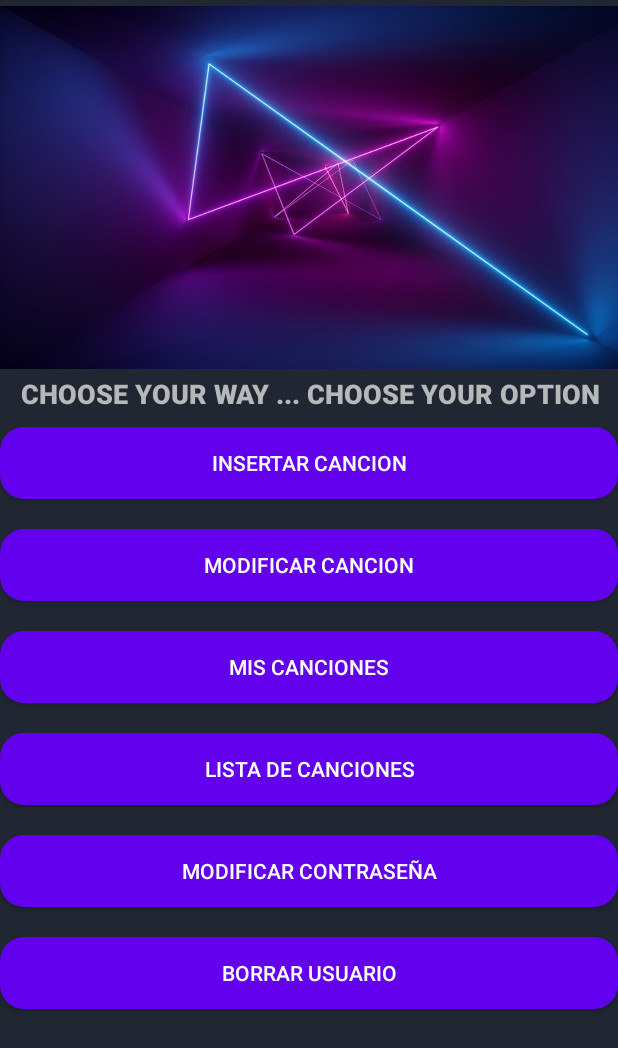
After one commit to oscarbtome/ProyectoMusica, an Android app: the menuUsuario screen opened directly, with no data from a screen before it, on a phone screen of 412 x 824 dp. The commit adds this screen. Shown: the top 1048 px of the screen. Run offline under Robolectric (Android 15) with nearby library versions, the phone set to English and light mode, and no system bars; network calls fail.

Commit message:
Fase 3- Completando operaciones de usuario.

```diff
--- a/app/src/main/AndroidManifest.xml
+++ b/app/src/main/AndroidManifest.xml
@@ -12,7 +12,9 @@
         android:roundIcon="@mipmap/ic_launcher_round"
         android:supportsRtl="true"
         android:theme="@style/Theme.AppCompat.NoActionBar">
-        <activity android:name=".UserMain"></activity>
+        <activity android:name=".listaCanciones"></activity>
+        <activity android:name=".insertarCancion" />
+        <activity android:name=".menuUsuario" />
         <activity android:name=".MainActivity">
             <intent-filter>
                 <action android:name="android.intent.action.MAIN" />
--- a/app/src/main/java/com/example/proyectoappmusica/MainActivity.java
+++ b/app/src/main/java/com/example/proyectoappmusica/MainActivity.java
@@ -3,11 +3,9 @@ package com.example.proyectoappmusica;
 import androidx.annotation.Nullable;
 import androidx.appcompat.app.AppCompatActivity;
 
-import android.content.Context;
 import android.content.Intent;
 import android.content.SharedPreferences;
 import android.os.Bundle;
-import android.os.Parcelable;
 import android.view.View;
 import android.widget.Button;
 import android.widget.CheckBox;
@@ -34,7 +32,6 @@ public class MainActivity extends AppCompatActivity implements Response.ErrorLis
     private CheckBox cbUltimoLogin;
     private CheckBox cbRegistrar;
     private Button btnAccion;
-    private String url;
     private JsonObjectRequest objetoJson;
     private RequestQueue cola;
     private String operacion;
@@ -174,7 +171,7 @@ public class MainActivity extends AppCompatActivity implements Response.ErrorLis
                     if (operacion.equals("ACCEDER")) {
                         try {
                             sessionUserData = new SessionUserData(etNombreUsuario.getText().toString(), md5Encrypt.generator(etPassword.getText().toString()));
-                            Intent intent = new Intent(getApplicationContext(), UserMain.class);
+                            Intent intent = new Intent(getApplicationContext(), menuUsuario.class);
                             intent.putExtra("userSession", sessionUserData);
                             startActivityForResult(intent, 0);
                         } catch (Exception e) {
--- /dev/null
+++ b/app/src/main/java/com/example/proyectoappmusica/menuUsuario.java
@@ -0,0 +1,50 @@
+package com.example.proyectoappmusica;
+
+import androidx.appcompat.app.AppCompatActivity;
+
+import android.content.Intent;
+import android.os.Bundle;
+import android.view.View;
+
+public class menuUsuario extends AppCompatActivity {
+
+    private SessionUserData sessionUserData;
+
+    @Override
+    protected void onCreate(Bundle savedInstanceState) {
+        super.onCreate(savedInstanceState);
+        setContentView(R.layout.activity_menu_usuario);
+        Intent intent = getIntent();
+        sessionUserData = (SessionUserData) intent.getSerializableExtra("userSession");
+    }
+
+    public void insertar (View view){
+        Intent intent = new Intent(getApplicationContext(), insertarCancion.class);
+        intent.putExtra("operacion", "insertar");
+        intent.putExtra("userSession", sessionUserData);
+        startActivity(intent);
+    }
+
+    public void modificar (View view){
+        Intent intent = new Intent(getApplicationContext(), listaCanciones.class);
+        intent.putExtra("operacion", "modificar");
+        intent.putExtra("userSession", sessionUserData);
+        startActivity(intent);
+    }
+
+    public void listaPropia (View view){
+        Intent intent = new Intent(getApplicationContext(), listaCanciones.class);
+        intent.putExtra("operacion", "listar");
+        intent.putExtra("userSession", sessionUserData);
+        startActivity(intent);
+    }
+
+
+    public void listaGeneral (View view){
+        Intent intent = new Intent(getApplicationContext(), listaCanciones.class);
+        intent.putExtra("operacion", "listar");
+        intent.putExtra("userSession", sessionUserData);
+        startActivity(intent);
+    }
+
+}
--- a/app/src/main/res/layout/activity_main.xml
+++ b/app/src/main/res/layout/activity_main.xml
@@ -11,7 +11,7 @@
     <ImageView
         android:id="@+id/ivLogo"
         android:layout_width="match_parent"
-        android:layout_height="120dp"
+        android:layout_height="270dp"
         app:srcCompat="@drawable/logo_size_invert" />
 
     <EditText
--- /dev/null
+++ b/app/src/main/res/layout/activity_menu_usuario.xml
@@ -0,0 +1,101 @@
+<?xml version="1.0" encoding="utf-8"?>
+<LinearLayout xmlns:android="http://schemas.android.com/apk/res/android"
+    xmlns:app="http://schemas.android.com/apk/res-auto"
+    xmlns:tools="http://schemas.android.com/tools"
+    android:layout_width="match_parent"
+    android:layout_height="match_parent"
+    android:orientation="vertical"
+    android:background="#202732"
+    tools:context=".menuUsuario">
+
+    <ImageView
+        android:id="@+id/ivMenuUsuario"
+        android:layout_width="match_parent"
+        android:layout_height="250dp"
+        app:srcCompat="@drawable/laser" />
+
+    <TextView
+        android:id="@+id/tvCabecera"
+        android:layout_width="match_parent"
+        android:layout_height="wrap_content"
+        android:fontFamily="sans-serif-black"
+        android:text="   CHOOSE YOUR WAY ... CHOOSE YOUR OPTION"
+        android:textAppearance="@style/TextAppearance.AppCompat.Medium"
+        android:textColor="#B7B8BA" />
+
+    <LinearLayout
+        android:layout_width="match_parent"
+        android:layout_height="10dp"
+        android:orientation="horizontal"></LinearLayout>
+
+    <Button
+        android:id="@+id/btnInsertarCancion"
+        android:layout_width="match_parent"
+        android:layout_height="wrap_content"
+        android:background="@drawable/button_rounded"
+        android:onClick="insertar"
+        android:text="Insertar Cancion" />
+
+    <LinearLayout
+        android:layout_width="match_parent"
+        android:layout_height="20dp"
+        android:orientation="horizontal"></LinearLayout>
+
+    <Button
+        android:id="@+id/btnModificarCancion"
+        android:layout_width="match_parent"
+        android:layout_height="wrap_content"
+        android:background="@drawable/button_rounded"
+        android:onClick="modificar"
+        android:text="Modificar Cancion" />
+
+    <LinearLayout
+        android:layout_width="match_parent"
+        android:layout_height="20dp"
+        android:orientation="horizontal"></LinearLayout>
+
+    <Button
+        android:id="@+id/btnMisCanciones"
+        android:layout_width="match_parent"
+        android:layout_height="wrap_content"
+        android:background="@drawable/button_rounded"
+        android:onClick="listaPropia"
+        android:text="Mis Canciones" />
+
+    <LinearLayout
+        android:layout_width="match_parent"
+        android:layout_height="20dp"
+        android:orientation="horizontal"></LinearLayout>
+
+    <Button
+        android:id="@+id/btnListaCanciones"
+        android:layout_width="match_parent"
+        android:layout_height="wrap_content"
+        android:background="@drawable/button_rounded"
+        android:onClick="listaGeneral"
+        android:text="Lista de Canciones" />
+
+    <LinearLayout
+        android:layout_width="match_parent"
+        android:layout_height="20dp"
+        android:orientation="horizontal"></LinearLayout>
+
+    <Button
+        android:id="@+id/btnModificarContrasenia"
+        android:layout_width="match_parent"
+        android:layout_height="wrap_content"
+        android:background="@drawable/button_rounded"
+        android:text="Modificar Contraseña" />
+
+    <LinearLayout
+        android:layout_width="match_parent"
+        android:layout_height="20dp"
+        android:orientation="horizontal"></LinearLayout>
+
+    <Button
+        android:id="@+id/btnBorrarUsuario"
+        android:layout_width="match_parent"
+        android:layout_height="wrap_content"
+        android:background="@drawable/button_rounded"
+        android:text="Borrar Usuario" />
+</LinearLayout>
```
Also changed, not shown: app/src/main/java/com/example/proyectoappmusica/UserMain.java (deleted, +0 -22 lines), app/src/main/java/com/example/proyectoappmusica/insertarCancion.java (added, +137 -0 lines), app/src/main/java/com/example/proyectoappmusica/listaCanciones.java (added, +121 -0 lines), app/src/main/res/layout/activity_insertar_cancion.xml (added, +60 -0 lines), app/src/main/res/layout/activity_lista_canciones.xml (renamed from app/src/main/res/layout/activity_user_main.xml, +10 -4 lines), app/src/main/res/drawable-v24/facebook.png (deleted), app/src/main/res/drawable-v24/laser.jpg (added), app/src/main/res/drawable-v24/music.jpg (added), app/src/main/res/drawable-v24/twitter.png (deleted), app/src/main/res/drawable/facebook.png (added), app/src/main/res/drawable/twitter.png (added), 2 other files.
